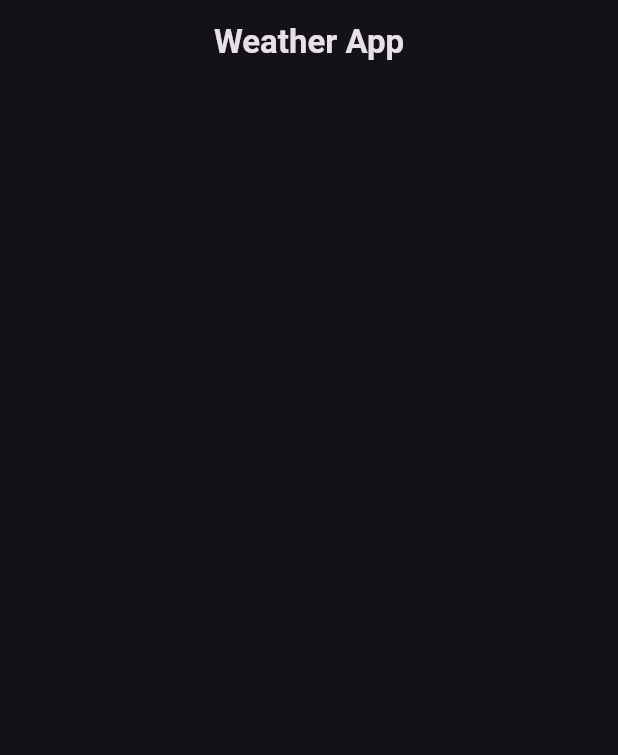
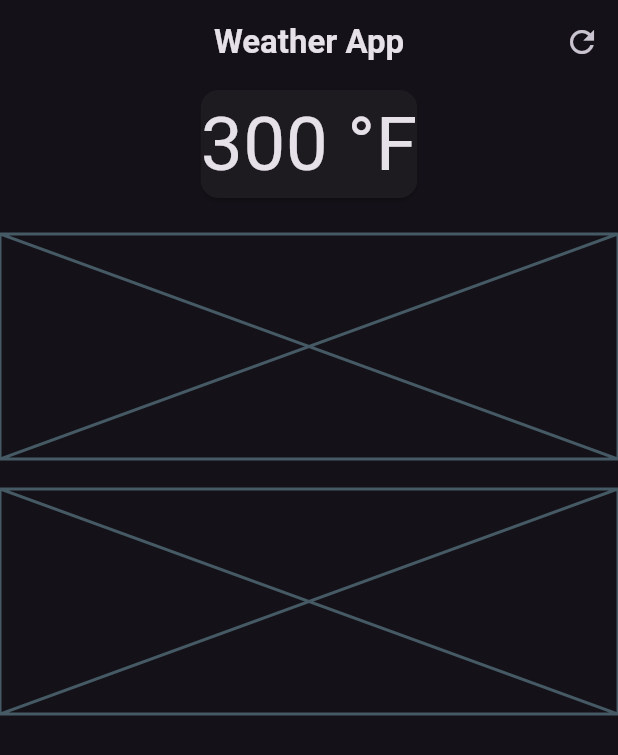
Before and after one commit to OluwasegunO-CTRL/Flutter_learning, a Flutter app: the screen it shows after launch, on a phone screen of 412 x 824 dp. Shown: the top 755 px of the screen. Run offline on Flutter 3.47's test engine with Material 3 defaults, Android fonts, the phone set to English and light mode, and no system bars.

Commit message:
update Weather App

```diff
--- a/weather_app/lib/weatherapp_screen.dart
+++ b/weather_app/lib/weatherapp_screen.dart
@@ -12,7 +12,38 @@ class WeatherScreen extends StatelessWidget {
           fontWeight: FontWeight.bold,
         ),
         ),
-      centerTitle: true,),
+      centerTitle: true,
+      actions: [
+        IconButton(
+          onPressed: (){print('refresh');},
+          icon: const Icon(Icons.refresh)
+          ),
+      ],
+      ),
+      body: const  Column(
+        children: [
+            // maincard
+             Card(
+              child: Column(
+                children: [
+                  Text('300 °F', style: TextStyle(
+                    fontSize: 50,
+                  ),)
+                ],)
+             ),
+             SizedBox(height: 20),
+            //  weatherforcast Hieghts
+            Placeholder(
+              fallbackHeight: 150,
+            ),
+            SizedBox(height: 20),
+            // Additional information
+            Placeholder(
+              fallbackHeight: 150,
+            )
+
+        ],
+      ),
     );
   }
 }
```
